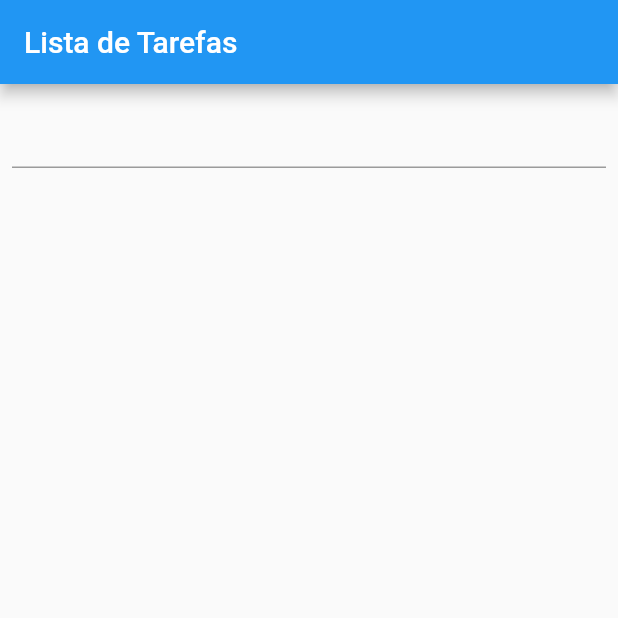
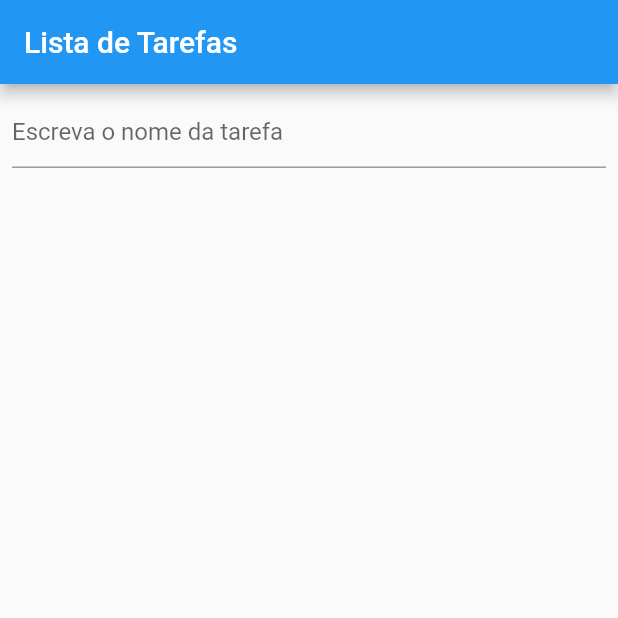
Before and after one commit to andrevsm/TasksApp, a Flutter app: the screen it shows after launch, on a phone screen of 412 x 824 dp, the top half of it. Run offline on Flutter 3.47's test engine with Material 2 defaults, Android fonts, the phone set to English and light mode, and no system bars.

```diff
--- a/lib/main.dart
+++ b/lib/main.dart
@@ -50,7 +50,8 @@ class ListaScreenState extends State<ListaScreen> {
                   crossAxisAlignment: CrossAxisAlignment.start,
                   children: <Widget>[
                     Text(tarefa.nome, style: TextStyle(fontSize: 16.0, fontWeight: FontWeight.bold),),
-                    Text(tarefa.data.toIso8601String(),
+                    Text("Adicionado em " + tarefa.data.day.toString() + "/" + tarefa.data.month.toString(),
+                    style: TextStyle(fontSize: 14.0)
                     )],
                 )
               ],
@@ -71,7 +72,10 @@ class ListaScreenState extends State<ListaScreen> {
               padding: EdgeInsets.all(8.0),
               child: TextField(
                 controller: controller,
-                onSubmitted: adicionaTarefa
+                onSubmitted: adicionaTarefa,
+                decoration: InputDecoration(
+                  hintText: 'Escreva o nome da tarefa'
+                ),
               ),
             ),
             Expanded(
```
